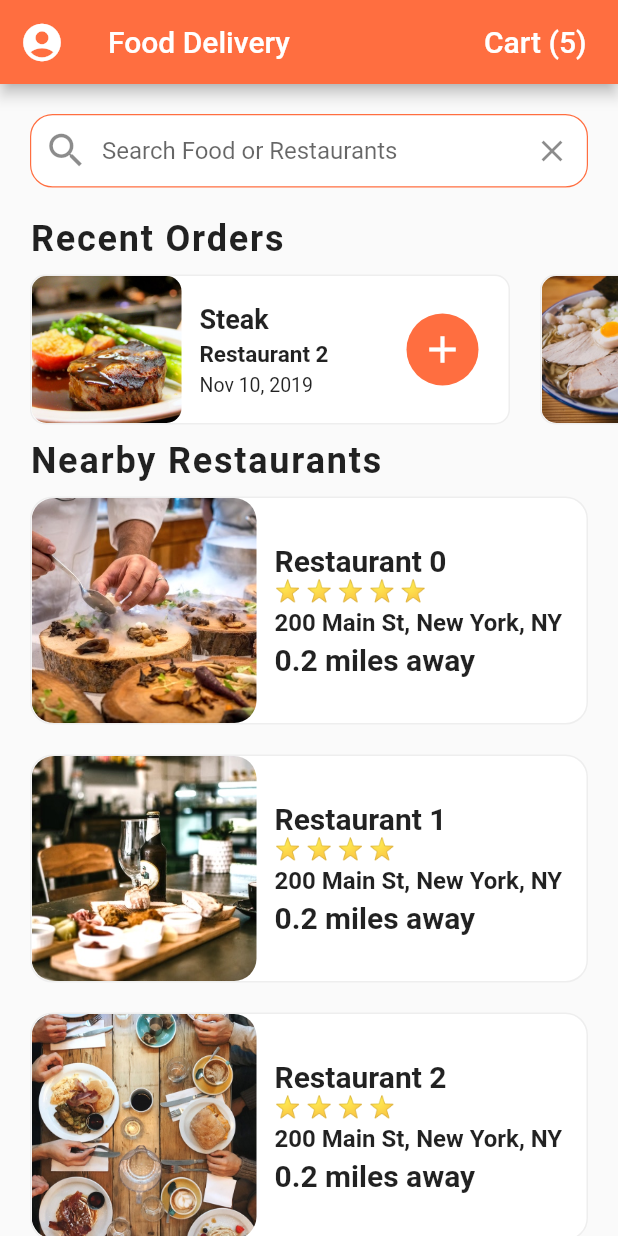
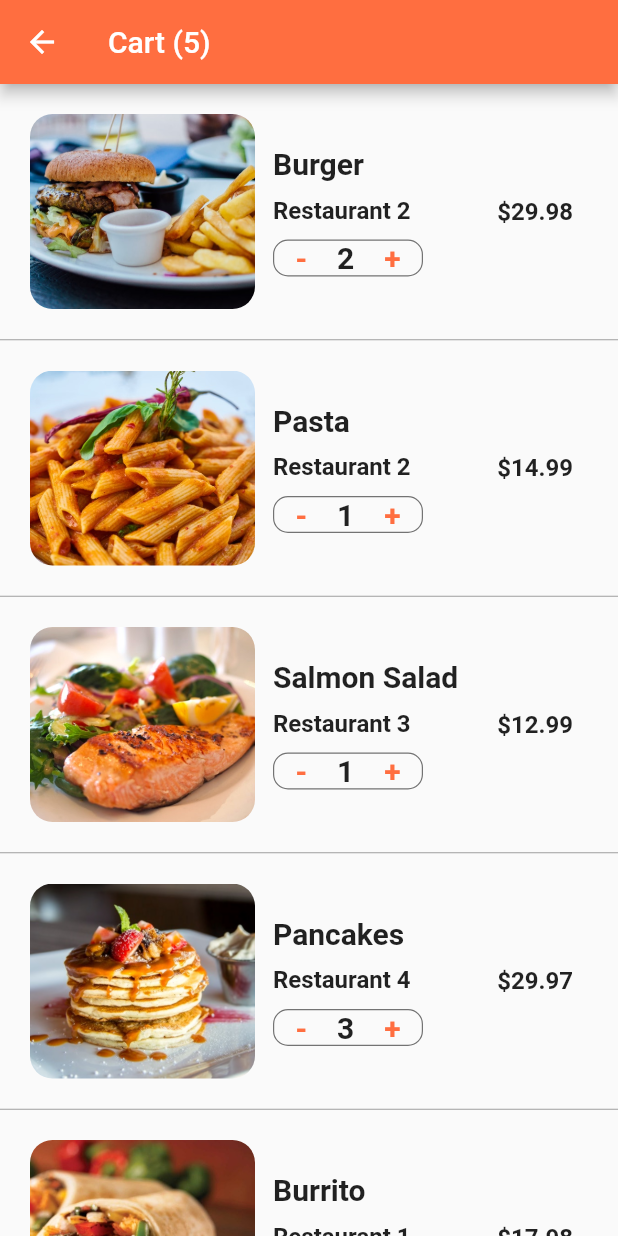
Before and after one commit to EdAndrade/food_delivery_app_flutter_course, a Flutter app: the screen it shows after launch, after a tap on an icon or button, on a phone screen of 412 x 824 dp. Run offline on Flutter 3.47's test engine with Material 2 defaults, Android fonts, the phone set to English and light mode, and no system bars.

Commit message:
Finished cart ui

```diff
--- /dev/null
+++ b/lib/screens/cart_screen.dart
@@ -0,0 +1,190 @@
+import 'package:flutter/material.dart';
+import 'package:flutter_food_delivery_ui/data/data.dart';
+import 'package:flutter_food_delivery_ui/models/order.dart';
+
+class CartScreen extends StatefulWidget {
+  @override
+  _CartScreenState createState() => _CartScreenState();
+}
+
+class _CartScreenState extends State<CartScreen> {
+
+  _buildCartItem(Order order){
+
+    return Container(
+      padding: EdgeInsets.all(20.0),
+      height: 170.0,
+
+      child: Row(
+        children: <Widget>[
+
+          Expanded(
+            child: Row(
+
+              children: <Widget>[
+                Container(
+                  width: 150.0,
+                  decoration: BoxDecoration(
+
+                    image: DecorationImage(
+                      image: AssetImage(
+                        order.food.imageUrl
+                      ),
+
+                      fit: BoxFit.cover
+                    ),
+
+                    borderRadius: BorderRadius.circular(15.0)
+                  )
+                ),
+
+                Expanded(
+
+                  child: Container(
+                    margin: EdgeInsets.all(12.0),
+
+                    child: Column(
+                      mainAxisAlignment: MainAxisAlignment.center,
+                      crossAxisAlignment: CrossAxisAlignment.start,
+
+                      children: <Widget>[
+                        Text(
+                          order.food.name,
+                          style: TextStyle(
+                            fontSize: 20.0,
+                            fontWeight: FontWeight.bold
+                          ),
+
+                          overflow: TextOverflow.ellipsis,
+                        ),
+
+                        SizedBox(height: 10.0),
+
+                        Text(
+                          order.restaurant.name,
+
+                          style: TextStyle(
+                            fontSize: 16.0,
+                            fontWeight: FontWeight.w600
+                          )
+                        ),
+
+                        SizedBox(height: 10.0),
+
+                        Container(
+                          width: 100.0,
+
+                          decoration: BoxDecoration(
+                            borderRadius: BorderRadius.circular(10.0),
+
+                            border: Border.all(
+                              width: 0.8,
+                              color: Colors.black54
+                            )
+                          ),
+
+                          child: Row(
+                            mainAxisAlignment: MainAxisAlignment.center,
+
+                            children: <Widget>[
+
+                              GestureDetector(
+
+                                onTap: () {},
+
+                                child: Text(
+                                  '-',
+
+                                  style: TextStyle(
+                                    color: Theme.of(context).primaryColor,
+                                    fontSize: 20.0,
+                                    fontWeight: FontWeight.w600
+                                  )
+                                ),
+                              ),
+
+                              SizedBox(width: 20.0),
+
+                              Text(
+                                order.quantity.toString(),
+
+                                style: TextStyle(
+                                  fontSize: 20.0,
+                                  fontWeight: FontWeight.w600
+                                )
+                              ),
+
+                              SizedBox(width: 20.0),
+
+                              GestureDetector(
+
+                                onTap: () {},
+
+                                child: Text(
+                                  '+',
+
+                                  style: TextStyle(
+                                    color: Theme.of(context).primaryColor,
+                                    fontSize: 20.0,
+                                    fontWeight: FontWeight.w600
+                                  )
+                                ),
+                              ),
+                            ])
+                        )
+                      ],
+                    )
+                  )
+                )
+              ],
+            )
+          ),
+
+          Container(
+            margin: EdgeInsets.all(10.0),
+
+            child: Text(
+              '\$${order.quantity*order.food.price}',
+
+              style: TextStyle(
+                fontSize: 16.0,
+                fontWeight: FontWeight.w600
+              )
+            )
+          )
+        ],
+      )
+    );
+  }
+
+  @override
+  Widget build(BuildContext context) {
+
+    return Scaffold(
+
+      appBar: AppBar(
+        title: Text('Cart (${currentUser.cart.length})')
+      ),
+
+      body: ListView.separated(
+
+        itemCount: currentUser.cart.length,
+
+        itemBuilder: (BuildContext context, int index){
+
+          Order order = currentUser.cart[index];
+
+          return _buildCartItem(order);
+        },
+
+        separatorBuilder: (BuildContext context, int index){
+
+          return Divider(
+            height: 1.0,
+            color: Colors.grey,
+          );
+        },
+      )
+    );
+  }
+}
--- a/lib/screens/home_screens.dart
+++ b/lib/screens/home_screens.dart
@@ -1,6 +1,7 @@
 import 'package:flutter/material.dart';
 import 'package:flutter_food_delivery_ui/data/data.dart';
 import 'package:flutter_food_delivery_ui/models/restaurant.dart';
+import 'package:flutter_food_delivery_ui/screens/cart_screen.dart';
 import 'package:flutter_food_delivery_ui/screens/restaurant_screen.dart';
 import 'package:flutter_food_delivery_ui/widgets/rating_stars.dart';
 import 'package:flutter_food_delivery_ui/widgets/recente_orders.dart';
@@ -135,7 +136,9 @@ class _HomeScreenState extends State<HomeScreen> {
 							)
 						),
 
-						onPressed: () {},
+						onPressed: () => Navigator.push(context, MaterialPageRoute(
+              builder: (_) => CartScreen()
+            )),
 					),
 				],
 				),
```
